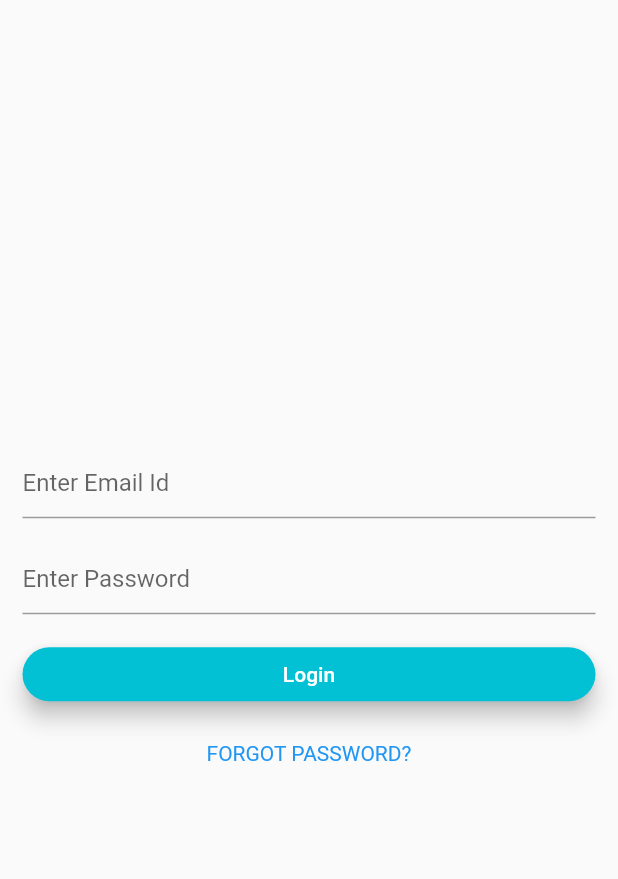
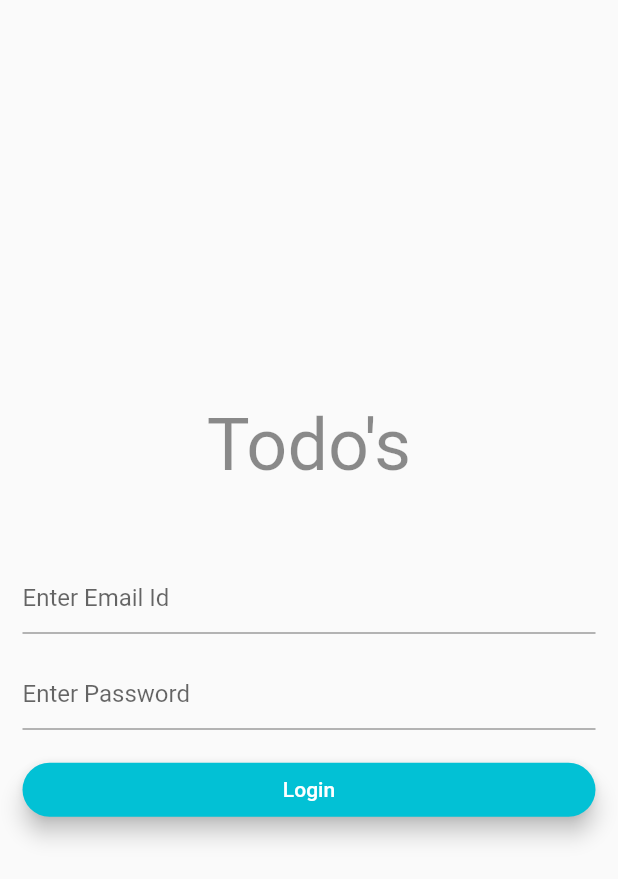
Before and after one commit to ayushAB/todo_app, a Flutter app: the screen it shows after launch, on a phone screen of 412 x 824 dp. Shown: the top 879 px of the screen. Run offline on Flutter 3.47's test engine with Material 2 defaults, Android fonts, the phone set to English and light mode, and no system bars; our stand-ins replace bloc, flutter_bloc, flutter_dotenv, hydrated_bloc.

Commit message:
added login design

```diff
--- a/lib/presentation/screens/authentication/Login.dart
+++ b/lib/presentation/screens/authentication/Login.dart
@@ -46,6 +46,20 @@ class _LoginState extends State<Login> {
           mainAxisAlignment: MainAxisAlignment.center,
           crossAxisAlignment: CrossAxisAlignment.center,
           children: <Widget>[
+            // Image.network(
+            //   "https://image.freepik.com/free-vector/flat-design-laptop-logo-template_23-2148995176.jpg",
+            //   width: 150,
+            //   height: 150,
+            // ),
+            Container(
+              child: Text(
+                "Todo's",
+                style: TextStyle(fontSize: 48, color: Colors.black45),
+              ),
+            ),
+            Container(
+              height: 50,
+            ),
             Padding(
               padding:
                   const EdgeInsets.only(left: 15, right: 15, top: 0, bottom: 8),
@@ -107,13 +121,13 @@ class _LoginState extends State<Login> {
                 ],
               ),
             ),
-            TextButton(
-              style: TextButton.styleFrom(
-                textStyle: const TextStyle(fontSize: 14),
-              ),
-              onPressed: () => {Navigator.pushNamed(context, '/resetpassword')},
-              child: const Text('FORGOT PASSWORD?'),
-            ),
+            // TextButton(
+            //   style: TextButton.styleFrom(
+            //     textStyle: const TextStyle(fontSize: 14),
+            //   ),
+            //   onPressed: () => {Navigator.pushNamed(context, '/resetpassword')},
+            //   child: const Text('FORGOT PASSWORD?'),
+            // ),
             BlocBuilder<AuthCubit, AuthState>(
               builder: (context, state) {
                 if (state is LogingIn)
```
